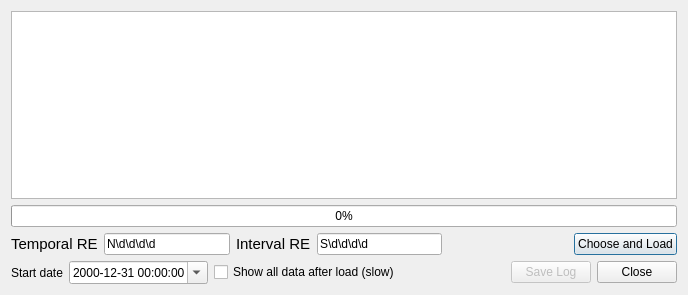
Old version of the form ui_temporalrasterloaderdialog.ui in the repository mbernasocchi/multiview.
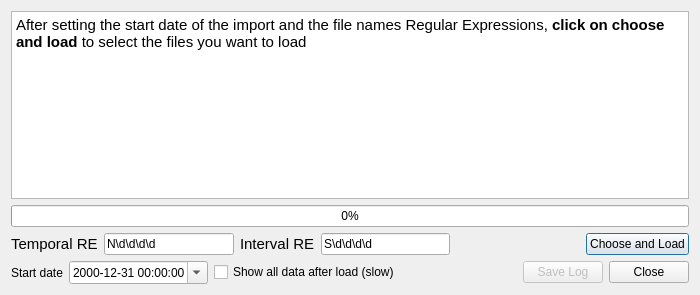
New version of the form. Icons and pictures are not drawn.

What changed in the file:
```diff
--- a/ui_temporalrasterloaderdialog.ui
+++ b/ui_temporalrasterloaderdialog.ui
@@ -6,7 +6,7 @@
    <rect>
     <x>0</x>
     <y>0</y>
-    <width>688</width>
+    <width>700</width>
     <height>295</height>
    </rect>
   </property>
@@ -17,7 +17,15 @@
    <item>
     <layout class="QVBoxLayout" name="verticalLayout">
      <item>
-      <widget class="QTextBrowser" name="results"/>
+      <widget class="QTextBrowser" name="results">
+       <property name="html">
+        <string>&lt;!DOCTYPE HTML PUBLIC &quot;-//W3C//DTD HTML 4.0//EN&quot; &quot;http://www.w3.org/TR/REC-html40/strict.dtd&quot;&gt;
+&lt;html&gt;&lt;head&gt;&lt;meta name=&quot;qrichtext&quot; content=&quot;1&quot; /&gt;&lt;style type=&quot;text/css&quot;&gt;
+p, li { white-space: pre-wrap; }
+&lt;/style&gt;&lt;/head&gt;&lt;body style=&quot; font-family:'Ubuntu'; font-size:11pt; font-weight:400; font-style:normal;&quot;&gt;
+&lt;p style=&quot; margin-top:0px; margin-bottom:0px; margin-left:0px; margin-right:0px; -qt-block-indent:0; text-indent:0px;&quot;&gt;After setting the start date of the import and the file names Regular Expressions, &lt;span style=&quot; font-weight:600;&quot;&gt;click on choose and load&lt;/span&gt; to select the files you want to load&lt;/p&gt;&lt;/body&gt;&lt;/html&gt;</string>
+       </property>
+      </widget>
      </item>
      <item>
       <widget class="QProgressBar" name="progressBar">
```
